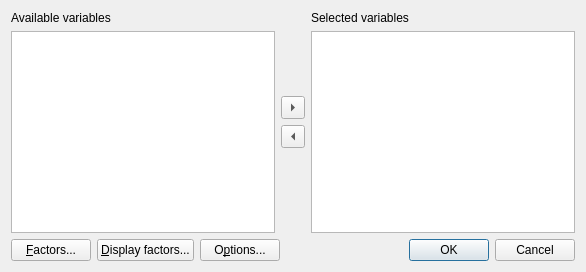
First picture: the form in cogstat/ui/compare_vars.ui, repository cogstat/cogstat, before the edit.
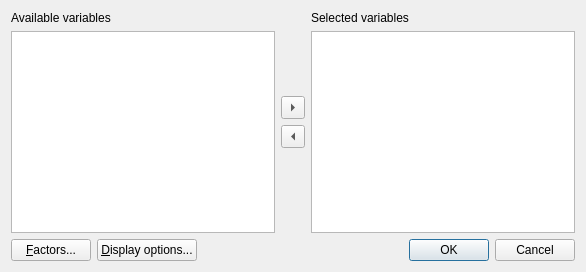
Second picture: the form after the edit.

Commit message: merge factor display option and y limit display option dialogs

```diff
--- a/cogstat/ui/compare_vars.ui
+++ b/cogstat/ui/compare_vars.ui
@@ -118,14 +118,7 @@
      <item>
       <widget class="QPushButton" name="pushButton_3">
        <property name="text">
-        <string>&amp;Display factors...</string>
-       </property>
-      </widget>
-     </item>
-     <item>
-      <widget class="QPushButton" name="pushButton_2">
-       <property name="text">
-        <string>O&amp;ptions...</string>
+        <string>&amp;Display options...</string>
        </property>
       </widget>
      </item>
```
Left out of the diff: 3 changed lines with no effect on the pictures. The commit also changes 14 other files.
